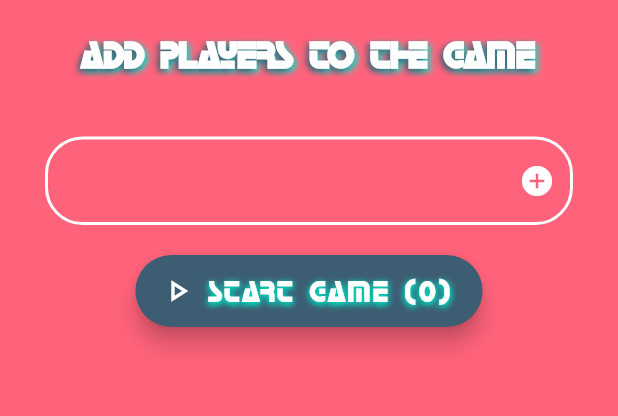
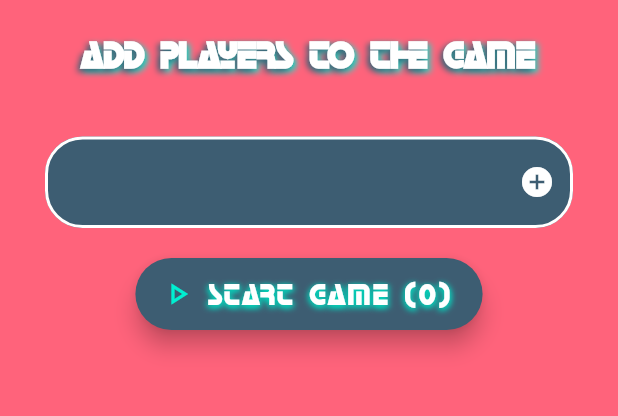
Before and after one commit to DespotB/IDareYouGame, a Flutter app: the screen it shows after launch, on a phone screen of 412 x 824 dp, the part 105-521 px from its top. Run offline on Flutter 3.47's test engine with Material 2 defaults, Android fonts, the phone set to English and light mode, and no system bars; our stand-ins replace animated_text_kit, flutter_spinkit.

Commit message:
FINAL Commit, small changes

```diff
--- a/lib/game_screen.dart
+++ b/lib/game_screen.dart
@@ -6,6 +6,7 @@ import 'players_screen.dart';
 // ignore: must_be_immutable
 class GamePage extends StatelessWidget {
   List<String> _tasks = List<String>();
+  List<String> _doneTasks = List<String>();
   List<String> _persons = List<String>();
   bool isFirstTask = true;
   bool isGameOver = false;
@@ -61,7 +62,7 @@ class GamePage extends StatelessWidget {
 
 
   Text textForTaskOrGameOver(){
-    if(counterForGameOver >= 1){
+    if(counterForGameOver >= 100){
       isGameOver = true;
       return new Text(
         "Round Over",
@@ -102,9 +103,10 @@ class GamePage extends StatelessWidget {
 
   String getRandomTask() {
     if(_tasks.isEmpty){
-      return null;
+      return getRandomElement(_doneTasks);
     }else {
       String task = getRandomElement(_tasks);
+      _doneTasks.add(task);
       _tasks.remove(task);
       return task;
     }
@@ -124,13 +126,17 @@ class GamePage extends StatelessWidget {
     var personB = randomPersons[1];
     var personC = randomPersons[2];
     var personD = randomPersons[3];
-
-    print(task);
-    print(randomPersons);
     task = task.replaceAll("PERSONA", personA);
     task = task.replaceAll("PERSONB", personB);
     task = task.replaceAll("PERSONC", personC);
     task = task.replaceAll("PERSOND", personD);
+
+    //TESTS
+    print("Amount of Tasks: " + _tasks.length.toString());
+    print("Task: " + task);
+    print("All persons: " + randomPersons.toString());
+    //TEST OVER
+
     return task;
   }
 
--- a/lib/players_screen.dart
+++ b/lib/players_screen.dart
@@ -74,17 +74,30 @@ class PlayersPage extends StatelessWidget {
                                       ),
                                       readOnly: true,
                                       textAlign: TextAlign.left,
-                                  textAlignVertical: TextAlignVertical.center,
+                                      textAlignVertical:
+                                          TextAlignVertical.center,
                                       decoration: InputDecoration(
                                           contentPadding: EdgeInsets.zero,
                                           hintText: name,
                                           hintStyle: TextStyle(
+                                              shadows: [
+                                                Shadow(
+                                                  color: Color(0xff00efd1),
+                                                  blurRadius: 5.0,
+                                                  offset: Offset(1.0, 1.0),
+                                                ),
+                                                Shadow(
+                                                  color: Color(0xFF00ceb4),
+                                                  blurRadius: 5.0,
+                                                  offset: Offset(-1.0, 1.0),
+                                                ),
+                                              ],
                                               fontFamily: "Horizon",
                                               fontSize: 18.0,
                                               color: Colors.white),
                                           enabledBorder: OutlineInputBorder(
-                                          borderSide:
-                                              BorderSide(color: Colors.red),
+                                              borderSide: BorderSide(
+                                                  color: Color(0xFFFFFFFF)),
                                               borderRadius: BorderRadius.all(
                                                   Radius.circular(30))),
                                           focusedBorder: OutlineInputBorder(
@@ -105,11 +118,12 @@ class PlayersPage extends StatelessWidget {
                                 ],
                               )),
                         new Padding(padding: EdgeInsets.only(top: 20.0)),
-                    new TextFormField(
+                        new TextField(
                           controller: _controller,
                           decoration: new InputDecoration(
+                            filled: true,
                             labelStyle: TextStyle(color: Colors.white),
-                        fillColor: Color(0xFFf94367),
+                            fillColor: Color(0xFF3d5d72),
                             suffixIcon: IconButton(
                                 onPressed: () {
                                   if (_controller.value.text.length > 0) {
@@ -117,10 +131,12 @@ class PlayersPage extends StatelessWidget {
                                     _controller.clear();
                                     (context as Element).reassemble();
                                   } else {
-                                return showAlertDialogForInvalidName(context);
+                                    return showAlertDialogForInvalidName(
+                                        context);
                                   }
                                 },
-                            icon: Icon(Icons.add_circle, color: Colors.white)),
+                                icon: Icon(Icons.add_circle,
+                                    color: Colors.white)),
                             focusedBorder: OutlineInputBorder(
                               borderRadius: BorderRadius.circular(25.0),
                               borderSide: BorderSide(
@@ -137,12 +153,16 @@ class PlayersPage extends StatelessWidget {
                             //fillColor: Colors.green
                           ),
                           keyboardType: TextInputType.name,
+                          textAlign: TextAlign.left,
                           style: new TextStyle(
-                        fontFamily: "Aleo",
-                        color: Colors.white,),
+                            fontFamily: "Arial",
+                            color: Colors.white,
+                            fontSize: 18,
+                          ),
                         ),
                         new Padding(padding: EdgeInsets.only(bottom: 20.0)),
                         new FloatingActionButton.extended(
+
                           onPressed: () {
                             // Add your onPressed code here!
                             _gamePage.setPersons(_players);
@@ -157,7 +177,8 @@ class PlayersPage extends StatelessWidget {
                               ]);
                             }
                           },
-                      label: Text('Start Game (' + _players.length.toString() + ')',
+                          label: Text(
+                            'Start Game (' + _players.length.toString() + ')',
                             style: new TextStyle(
                                 shadows: [
                                   Shadow(
@@ -173,8 +194,12 @@ class PlayersPage extends StatelessWidget {
                                 ],
                                 fontFamily: "Horizon",
                                 color: Colors.white,
-                          fontSize: 20.0),),
-                      icon: Icon(Icons.play_arrow_outlined),
+                                fontSize: 20.0),
+                          ),
+                          icon: Icon(
+                            Icons.play_arrow_outlined,
+                            color: Color(0xff00efd1),
+                          ),
                           backgroundColor: Color(0xFF3d5d72),
                         ),
                       ]),
```
Lines whose indentation alone changed are shown as unchanged.
